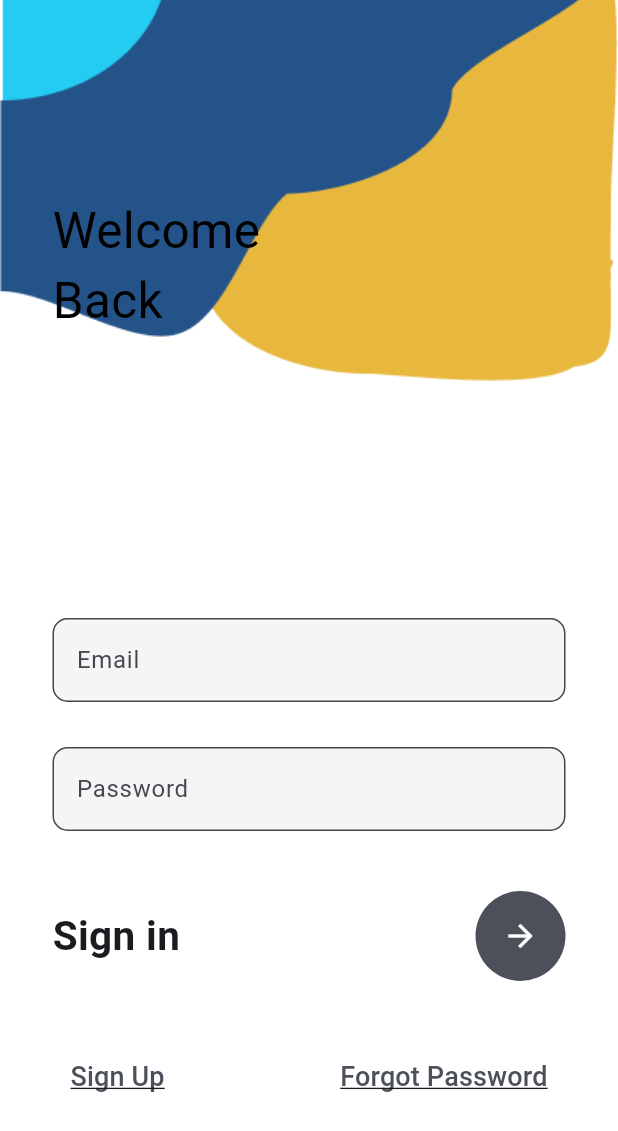
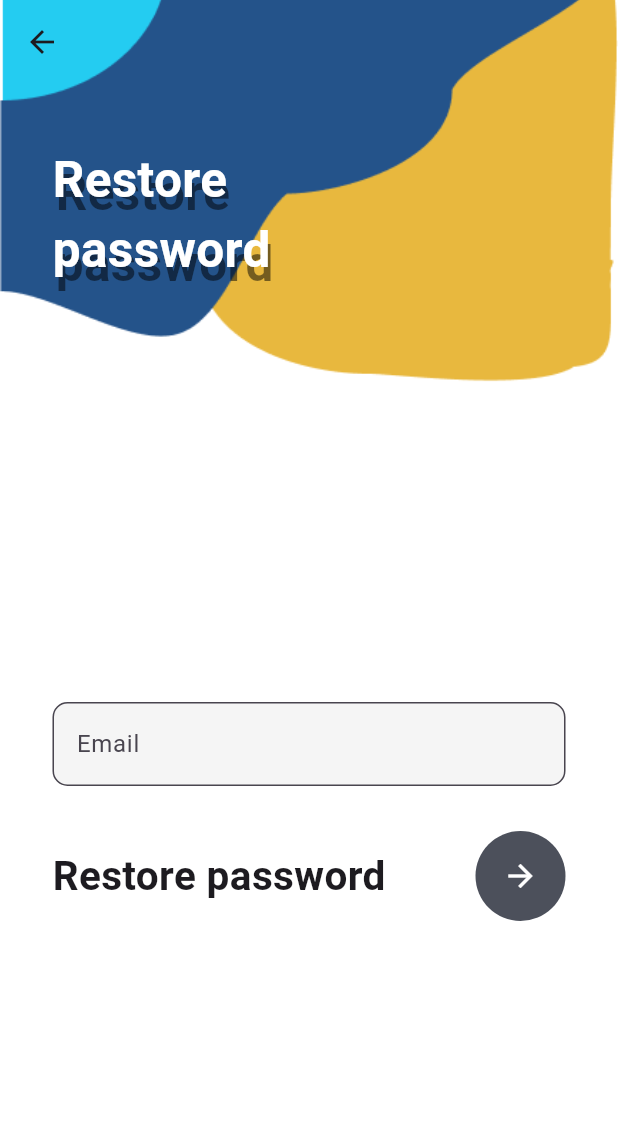
Before and after one commit to AbdulelahMB/pro-mobile, a Flutter app: the screen it shows after launch, after a tap on "Forgot Password", on a phone screen of 412 x 824 dp. Shown: the top 1131 px of the screen. Run offline on Flutter 3.47's test engine with Material 3 defaults, Android fonts, the phone set to English and light mode, and no system bars; our stand-ins replace cloud_firestore, firebase_auth, firebase_core; accounts and stored records are empty; network calls fail.

Commit message:
my mobile app

```diff
--- a/lib/main.dart
+++ b/lib/main.dart
@@ -1,5 +1,6 @@
 import 'package:firebase_core/firebase_core.dart';
 import 'package:flutter/material.dart';
+import 'package:mobilepro/view/forget.dart';
 import 'firebase_options.dart';
 
 import 'view/login.dart';
@@ -19,6 +20,7 @@ void main() async {
     routes: {
       'register': (context) => MyRegister(),
       'login': (context) => MyLogin(),
+      'forget': (context) => forget(),
     },
   ));
 }
--- /dev/null
+++ b/lib/view/forget.dart
@@ -0,0 +1,114 @@
+import 'package:flutter/material.dart';
+import 'package:mobilepro/auth.dart';
+
+class forget extends StatefulWidget {
+  const forget({Key? key}) : super(key: key);
+
+  @override
+  _forgetState createState() => _forgetState();
+}
+
+class _forgetState extends State<forget> {
+  bool showSpinner = false;
+  TextEditingController email = TextEditingController();
+
+  @override
+  void initState() {
+    //
+    super.initState();
+  }
+
+  @override
+  Widget build(BuildContext context) {
+    return Container(
+      decoration: const BoxDecoration(
+        image: DecorationImage(
+            image: AssetImage('assets/login.png'), fit: BoxFit.cover),
+      ),
+      child: Scaffold(
+        backgroundColor: Colors.transparent,
+        appBar: AppBar(
+          backgroundColor: Colors.transparent,
+          elevation: 0,
+        ),
+        body: Stack(
+          children: [
+            Container(),
+            Container(
+              padding: EdgeInsets.only(left: 35, top: 40),
+              child: Text(
+                'Restore\npassword',
+                style: TextStyle(
+                  fontSize: 33,
+                  color: Colors.white,
+                  fontWeight: FontWeight.bold,
+                  shadows: <Shadow>[
+                    Shadow(
+                      offset: Offset(2.0, 9.0),
+                      color: Colors.black.withOpacity(0.5),
+                    ),
+                  ],
+                ),
+              ),
+            ),
+            SingleChildScrollView(
+              child: Container(
+                padding: EdgeInsets.only(
+                    top: MediaQuery.of(context).size.height * 0.5),
+                child: Column(
+                  crossAxisAlignment: CrossAxisAlignment.start,
+                  children: [
+                    Container(
+                      margin: EdgeInsets.only(left: 35, right: 35),
+                      child: Column(
+                        children: [
+                          TextField(
+                            controller: email,
+                            style: TextStyle(color: Colors.black),
+                            decoration: InputDecoration(
+                                fillColor: Colors.grey.shade100,
+                                filled: true,
+                                hintText: "Email",
+                                border: OutlineInputBorder(
+                                  borderRadius: BorderRadius.circular(10),
+                                )),
+                          ),
+                          SizedBox(
+                            height: 30,
+                          ),
+                          Row(
+                            mainAxisAlignment: MainAxisAlignment.spaceBetween,
+                            children: [
+                              Text(
+                                'Restore password',
+                                style: TextStyle(
+                                    fontSize: 27, fontWeight: FontWeight.w700),
+                              ),
+                              CircleAvatar(
+                                  radius: 30,
+                                  backgroundColor: Color(0xff4c505b),
+                                  child: IconButton(
+                                    color: Colors.white,
+                                    onPressed: () {
+                                      Auth_Reset(email.text);
+                                      email.clear();
+                                    },
+                                    icon: Icon(
+                                      Icons.arrow_forward,
+                                    ),
+                                  ))
+                            ],
+                          ),
+                        ],
+                      ),
+                    )
+                  ],
+                ),
+              ),
+            ),
+          ],
+        ),
+      ),
+    );
+  }
+}
--- a/lib/view/login.dart
+++ b/lib/view/login.dart
@@ -10,7 +10,7 @@ class MyLogin extends StatefulWidget {
 }
 
 class _MyLoginState extends State<MyLogin> {
-  bool isChecked = false;
+  bool showSpinner = false;
   TextEditingController email = TextEditingController();
   TextEditingController password = TextEditingController();
 
@@ -37,7 +37,16 @@ class _MyLoginState extends State<MyLogin> {
               child: Text(
                 'Welcome\nBack',
                 style: TextStyle(
-                    color: const Color.fromARGB(255, 0, 0, 0), fontSize: 33),
+                  fontSize: 33,
+                  color: Colors.white,
+                  fontWeight: FontWeight.bold,
+                  shadows: <Shadow>[
+                    Shadow(
+                      offset: Offset(2.0, 9.0),
+                      color: Colors.black.withOpacity(0.5),
+                    ),
+                  ],
+                ),
               ),
             ),
             SingleChildScrollView(
@@ -137,7 +146,7 @@ class _MyLoginState extends State<MyLogin> {
                               ),
                               TextButton(
                                   onPressed: () {
-                                    Auth_Reset(email.text);
+                                    Navigator.pushNamed(context, 'forget');
                                   },
                                   child: Text(
                                     'Forgot Password',
```
Also changed, not shown: lib/auth.dart (+11 -2 lines), lib/view/ChatPage.dart (+17 -5 lines), lib/view/chat_gpt.dart (+34 -33 lines), lib/view/home.dart (+23 -9 lines), lib/view/register.dart (+11 -1 lines).
